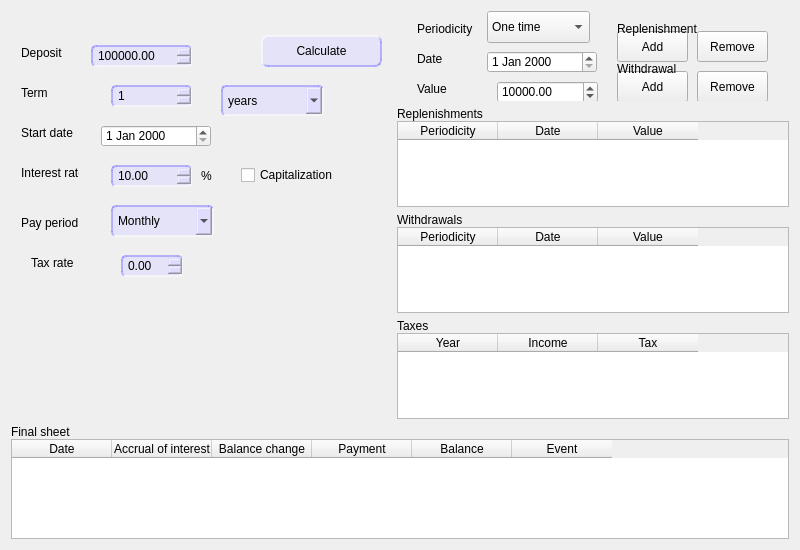
alexvnderftw/S21CalculatorCPP, file interface/depositcalculator.ui: the form before one commit.
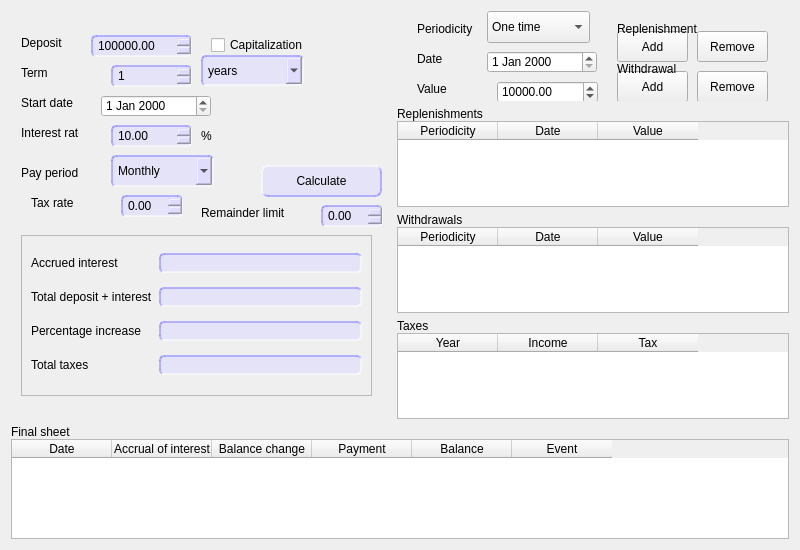
The form after the commit.

Commit message: ADD: deposit summary, setting initial values and limits.

Patch:
```diff
--- a/interface/depositcalculator.ui
+++ b/interface/depositcalculator.ui
@@ -623,7 +623,7 @@
       <property name="geometry">
        <rect>
         <x>10</x>
-        <y>20</y>
+        <y>10</y>
         <width>58</width>
         <height>16</height>
        </rect>
@@ -635,8 +635,8 @@
      <widget class="QComboBox" name="comboBoxTermUnit">
       <property name="geometry">
        <rect>
-        <x>210</x>
-        <y>60</y>
+        <x>190</x>
+        <y>30</y>
         <width>103</width>
         <height>31</height>
        </rect>
@@ -664,7 +664,7 @@
       <property name="geometry">
        <rect>
         <x>10</x>
-        <y>60</y>
+        <y>40</y>
         <width>58</width>
         <height>16</height>
        </rect>
@@ -677,7 +677,7 @@
       <property name="geometry">
        <rect>
         <x>10</x>
-        <y>100</y>
+        <y>70</y>
         <width>58</width>
         <height>16</height>
        </rect>
@@ -690,7 +690,7 @@
       <property name="geometry">
        <rect>
         <x>90</x>
-        <y>100</y>
+        <y>70</y>
         <width>110</width>
         <height>22</height>
        </rect>
@@ -717,7 +717,7 @@
       <property name="geometry">
        <rect>
         <x>10</x>
-        <y>140</y>
+        <y>100</y>
         <width>58</width>
         <height>16</height>
        </rect>
@@ -729,8 +729,8 @@
      <widget class="QCheckBox" name="checkBoxCapitalization">
       <property name="geometry">
        <rect>
-        <x>230</x>
-        <y>140</y>
+        <x>200</x>
+        <y>10</y>
         <width>111</width>
         <height>20</height>
        </rect>
@@ -743,7 +743,7 @@
       <property name="geometry">
        <rect>
         <x>10</x>
-        <y>190</y>
+        <y>140</y>
         <width>58</width>
         <height>16</height>
        </rect>
@@ -756,7 +756,7 @@
       <property name="geometry">
        <rect>
         <x>100</x>
-        <y>180</y>
+        <y>130</y>
         <width>103</width>
         <height>32</height>
        </rect>
@@ -799,7 +799,7 @@
       <property name="geometry">
        <rect>
         <x>250</x>
-        <y>10</y>
+        <y>140</y>
         <width>121</width>
         <height>32</height>
        </rect>
@@ -812,7 +812,7 @@
       <property name="geometry">
        <rect>
         <x>100</x>
-        <y>140</y>
+        <y>100</y>
         <width>81</width>
         <height>22</height>
        </rect>
@@ -831,7 +831,7 @@
       <property name="geometry">
        <rect>
         <x>80</x>
-        <y>20</y>
+        <y>10</y>
         <width>101</width>
         <height>22</height>
        </rect>
@@ -853,7 +853,7 @@
       <property name="geometry">
        <rect>
         <x>100</x>
-        <y>60</y>
+        <y>40</y>
         <width>81</width>
         <height>22</height>
        </rect>
@@ -872,7 +872,7 @@
       <property name="geometry">
        <rect>
         <x>190</x>
-        <y>140</y>
+        <y>100</y>
         <width>31</width>
         <height>21</height>
        </rect>
@@ -885,7 +885,7 @@
       <property name="geometry">
        <rect>
         <x>110</x>
-        <y>230</y>
+        <y>170</y>
         <width>62</width>
         <height>22</height>
        </rect>
@@ -901,7 +901,7 @@
       <property name="geometry">
        <rect>
         <x>20</x>
-        <y>230</y>
+        <y>170</y>
         <width>71</width>
         <height>16</height>
        </rect>
@@ -910,6 +910,112 @@
        <string>Tax rate</string>
       </property>
      </widget>
+     <widget class="QDoubleSpinBox" name="doubleSpinBoxRemainderLimit">
+      <property name="geometry">
+       <rect>
+        <x>310</x>
+        <y>180</y>
+        <width>62</width>
+        <height>22</height>
+       </rect>
+      </property>
+      <property name="maximum">
+       <double>1000000000.000000000000000</double>
+      </property>
+      <property name="stepType">
+       <enum>QAbstractSpinBox::AdaptiveDecimalStepType</enum>
+      </property>
+     </widget>
+     <widget class="QLabel" name="labelRemainderLimit">
+      <property name="geometry">
+       <rect>
+        <x>190</x>
+        <y>180</y>
+        <width>121</width>
+        <height>16</height>
+       </rect>
+      </property>
+      <property name="text">
+       <string>Remainder limit</string>
+      </property>
+     </widget>
+     <widget class="QFrame" name="frame">
+      <property name="geometry">
+       <rect>
+        <x>10</x>
+        <y>210</y>
+        <width>351</width>
+        <height>161</height>
+       </rect>
+      </property>
+      <property name="frameShape">
+       <enum>QFrame::StyledPanel</enum>
+      </property>
+      <property name="frameShadow">
+       <enum>QFrame::Raised</enum>
+      </property>
+      <layout class="QGridLayout" name="gridLayout_6">
+       <item row="4" column="1">
+        <widget class="QLineEdit" name="lineEditTotalTax">
+         <property name="readOnly">
+          <bool>true</bool>
+         </property>
+        </widget>
+       </item>
+       <item row="3" column="1">
+        <widget class="QLineEdit" name="lineEditGain">
+         <property name="inputMask">
+          <string/>
+         </property>
+         <property name="readOnly">
+          <bool>true</bool>
+         </property>
+        </widget>
+       </item>
+       <item row="0" column="1">
+        <widget class="QLineEdit" name="lineEditAccruedInterest">
+         <property name="readOnly">
+          <bool>true</bool>
+         </property>
+        </widget>
+       </item>
+       <item row="0" column="0">
+        <widget class="QLabel" name="labelAccruedInterest">
+         <property name="text">
+          <string>Accrued interest</string>
+         </property>
+        </widget>
+       </item>
+       <item row="2" column="1">
+        <widget class="QLineEdit" name="lineEditTotal">
+         <property name="readOnly">
+          <bool>true</bool>
+         </property>
+        </widget>
+       </item>
+       <item row="2" column="0">
+        <widget class="QLabel" name="labelTotal">
+         <property name="text">
+          <string>Total deposit + interest</string>
+         </property>
+        </widget>
+       </item>
+       <item row="3" column="0">
+        <widget class="QLabel" name="labelGain">
+         <property name="text">
+          <string>Percentage increase</string>
+         </property>
+        </widget>
+       </item>
+       <item row="4" column="0">
+        <widget class="QLabel" name="labelTotalTax">
+         <property name="text">
+          <string>Total taxes</string>
+         </property>
+        </widget>
+       </item>
+      </layout>
+     </widget>
     </widget>
    </item>
   </layout>
```
The commit also changes 6 other files.
